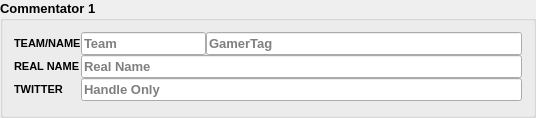
Before: the Qt Designer form src/layout/TSHCommentary.ui in joaorb64/TournamentStreamHelper, drawn with Qt 5.
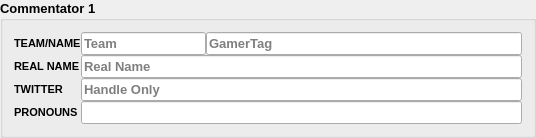
After: the same form once the commit is applied.

Commit message: Added basic support for pronouns

```diff
--- a/src/layout/TSHCommentary.ui
+++ b/src/layout/TSHCommentary.ui
@@ -157,6 +157,29 @@
      </property>
     </widget>
    </item>
+   <item row="4" column="0">
+    <widget class="QLabel" name="pronounLabel">
+     <property name="font">
+      <font>
+       <pointsize>8</pointsize>
+       <weight>75</weight>
+       <bold>true</bold>
+      </font>
+     </property>
+     <property name="text">
+      <string>PRONOUNS</string>
+     </property>
+    </widget>
+   </item>
+   <item row="4" column="2" colspan="2">
+    <widget class="QLineEdit" name="pronoun">
+     <property name="font">
+      <font>
+       <pointsize>10</pointsize>
+      </font>
+     </property>
+    </widget>
+   </item>
   </layout>
  </widget>
  <resources/>
```
The commit also changes 7 other files.
